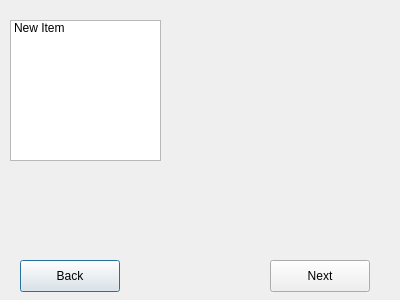
First picture: the form in courseselectionwindow.ui, repository hamza-hamzaa/Study-Buddy-C.S2-Lab-project, before the edit.
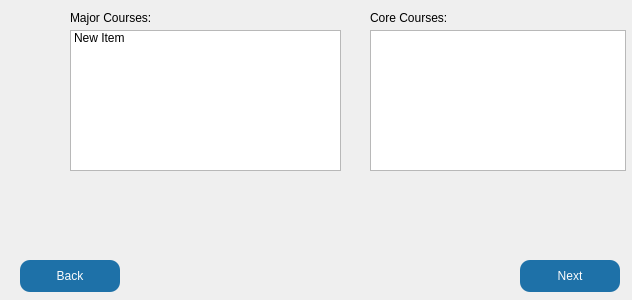
Second picture: the form after the edit.

Commit message: this is everything required from me the login window course selection window and the chat selection window and the chats basic setup and buttons i also implemented the logic that sends error when a field is mpty or when too many subjects were selected so now all that remain in the UI is the detailed chat bubble's design however this is not my part

The edit to the form file:
```diff
--- a/courseselectionwindow.ui
+++ b/courseselectionwindow.ui
@@ -6,7 +6,7 @@
    <rect>
     <x>0</x>
     <y>0</y>
-    <width>400</width>
+    <width>632</width>
     <height>300</height>
    </rect>
   </property>
@@ -22,6 +22,11 @@
      <height>32</height>
     </rect>
    </property>
+   <property name="styleSheet">
+    <string notr="true">background-color: #1E71A8;
+color: #fcfcfc;
+border-radius: 10px;</string>
+   </property>
    <property name="text">
     <string>Back</string>
    </property>
@@ -29,32 +34,27 @@
   <widget class="QPushButton" name="NextButton">
    <property name="geometry">
     <rect>
-     <x>270</x>
+     <x>520</x>
      <y>260</y>
      <width>100</width>
      <height>32</height>
     </rect>
    </property>
+   <property name="styleSheet">
+    <string notr="true">background-color: #1E71A8;
+color: #fcfcfc;
+border-radius: 10px;</string>
+   </property>
    <property name="text">
     <string>Next</string>
    </property>
   </widget>
-  <widget class="QComboBox" name="CourseComboBox">
-   <property name="geometry">
-    <rect>
-     <x>20</x>
-     <y>30</y>
-     <width>103</width>
-     <height>32</height>
-    </rect>
-   </property>
-  </widget>
   <widget class="QListWidget" name="CourseListWidget">
    <property name="geometry">
     <rect>
-     <x>10</x>
-     <y>20</y>
-     <width>151</width>
+     <x>70</x>
+     <y>30</y>
+     <width>271</width>
      <height>141</height>
     </rect>
    </property>
@@ -67,6 +67,51 @@
     </property>
    </item>
   </widget>
+  <widget class="QLabel" name="coursesLabel">
+   <property name="geometry">
+    <rect>
+     <x>70</x>
+     <y>10</y>
+     <width>101</width>
+     <height>16</height>
+    </rect>
+   </property>
+   <property name="styleSheet">
+    <string notr="true">color: black;</string>
+   </property>
+   <property name="text">
+    <string>Major Courses:</string>
+   </property>
+  </widget>
+  <widget class="QListWidget" name="CoreListWidget">
+   <property name="geometry">
+    <rect>
+     <x>370</x>
+     <y>30</y>
+     <width>256</width>
+     <height>141</height>
+    </rect>
+   </property>
+   <property name="selectionMode">
+    <enum>QAbstractItemView::SelectionMode::MultiSelection</enum>
+   </property>
+  </widget>
+  <widget class="QLabel" name="label">
+   <property name="geometry">
+    <rect>
+     <x>370</x>
+     <y>10</y>
+     <width>101</width>
+     <height>16</height>
+    </rect>
+   </property>
+   <property name="styleSheet">
+    <string notr="true">color: black</string>
+   </property>
+   <property name="text">
+    <string>Core Courses:</string>
+   </property>
+  </widget>
  </widget>
  <resources/>
  <connections/>
```
The commit also changes 11 other files.
